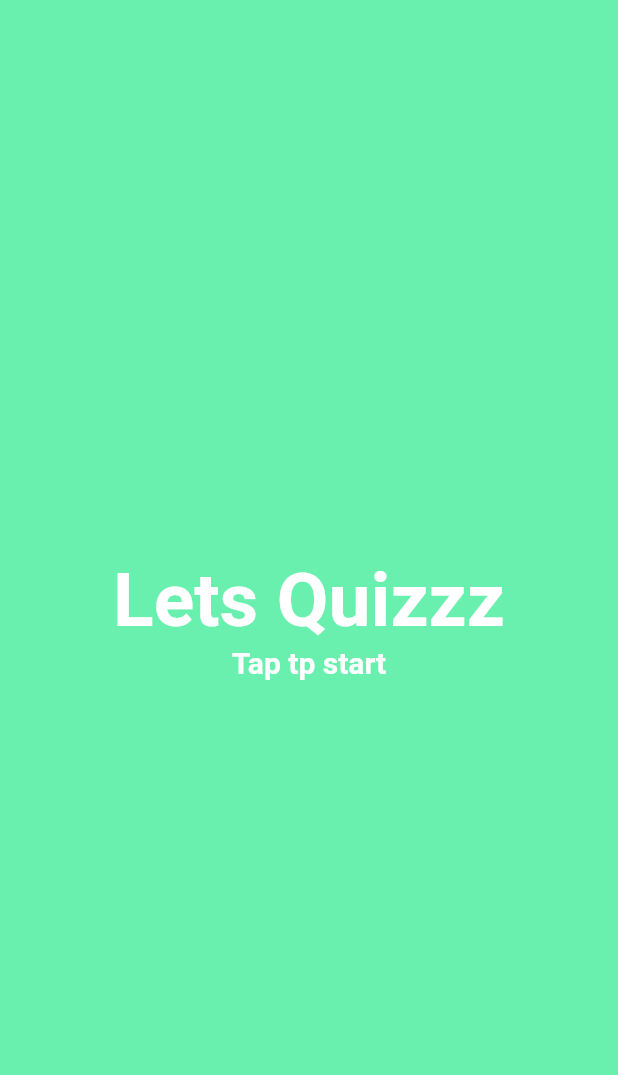
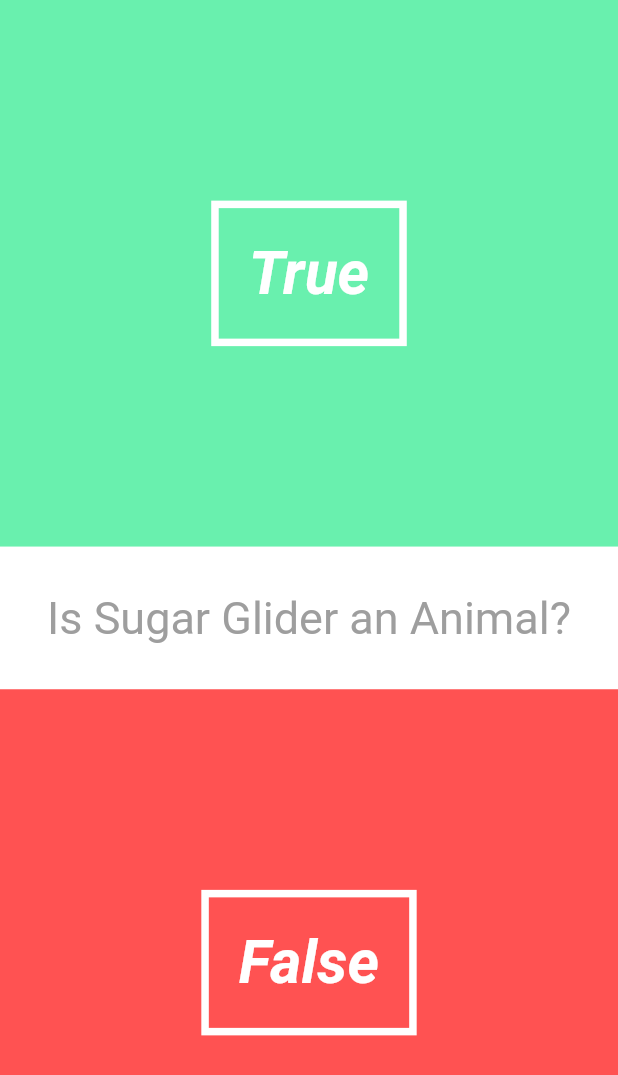
Before and after one commit to Guillem96/flutter-quiz, a Flutter app: the screen it shows after launch, on a phone screen of 412 x 824 dp. Shown: the top 1075 px of the screen. Run offline on Flutter 3.47's test engine with Material 2 defaults, Android fonts, the phone set to English and light mode, and no system bars.

Commit message:
First implementation of Quiz screen

```diff
--- a/lib/main.dart
+++ b/lib/main.dart
@@ -1,6 +1,7 @@
 import 'package:flutter/material.dart';
 import 'package:flutter_quiz/screens/home_screen.dart';
+import 'package:flutter_quiz/screens/quiz_screen/quiz_screen.dart';
 
 main() => runApp(new MaterialApp(
-  home: new HomePage()
+  home: new QuizPage()
 ));
--- /dev/null
+++ b/lib/screens/quiz_screen/quiz_screen.dart
@@ -0,0 +1,37 @@
+import 'package:flutter/material.dart';
+import 'package:flutter_quiz/models/question.dart';
+import 'package:flutter_quiz/models/quiz.dart';
+import 'package:flutter_quiz/screens/quiz_screen/widgets/questionText.dart';
+import 'package:flutter_quiz/screens/quiz_screen/widgets/true_false_button.dart';
+
+class QuizPage extends StatefulWidget {
+  final Quiz quiz = new Quiz([new Question("Is Sugar Glider an Animal?", true)]);
+
+  @override
+  _QuizPageState createState() => _QuizPageState();
+}
+
+class _QuizPageState extends State<QuizPage> {
+  @override
+  Widget build(BuildContext context) {
+    return Stack(
+      //> Like column, but stacks children on top of each other
+      children: <Widget>[
+        new Column(
+          children: <Widget>[
+            new TrueFalseButton(true, () => widget.quiz.answer(true)),
+            new QuestionText(widget.quiz.current.question),
+            new TrueFalseButton(false, () => widget.quiz.answer(false)),
+          ],
+        )
+      ],
+    );
+  }
+
+  void generateNextQuestion(bool answer) {
+    widget.quiz.answer(true);
+    setState(() {
+      widget.quiz.next;
+    });
+  }
+}
--- /dev/null
+++ b/lib/screens/quiz_screen/widgets/questionText.dart
@@ -0,0 +1,24 @@
+import 'package:flutter/material.dart';
+
+class QuestionText extends StatelessWidget {
+  final String _questionText;
+
+
+  const QuestionText(this._questionText);
+
+  @override
+  Widget build(BuildContext context) {
+    return new Material(
+      color: Colors.white,
+      child: new Center(
+        child: new Container(
+          padding: new EdgeInsets.symmetric(vertical: 30.0),
+          child: new Text(
+            _questionText,
+            style: new TextStyle(fontSize: 30.0, color: Colors.grey),
+          ),
+        )
+      )
+    );
+  }
+}
--- /dev/null
+++ b/lib/screens/quiz_screen/widgets/true_false_button.dart
@@ -0,0 +1,39 @@
+import 'package:flutter/material.dart';
+
+class TrueFalseButton extends StatelessWidget {
+  final bool _trueOrFalse;
+  final VoidCallback _onTap;
+
+  TrueFalseButton(this._trueOrFalse, this._onTap);
+
+  @override
+  Widget build(BuildContext context) {
+    return new Expanded(
+      //> In Columns widgets tries to fit as less as possible,
+      // with expanded we force that a widget is expanded as much as possible
+      child: new Material(
+        color: _trueOrFalse ? Colors.greenAccent : Colors.redAccent,
+        child: new InkWell(
+          onTap: _onTap,
+          child: new Center(
+            child: new Container(
+              decoration: new BoxDecoration(
+                border: new Border.all(color: Colors.white, width: 5.0)
+              ),
+              padding: new EdgeInsets.all(20.0),
+              child: new Text(
+                _trueOrFalse ? "True" : "False",
+                style: TextStyle(
+                  color: Colors.white,
+                  fontSize: 40.0,
+                  fontWeight: FontWeight.bold,
+                  fontStyle: FontStyle.italic
+                )
+              )
+            ),
+          ),
+        ),
+      ),
+    );
+  }
+}
```
